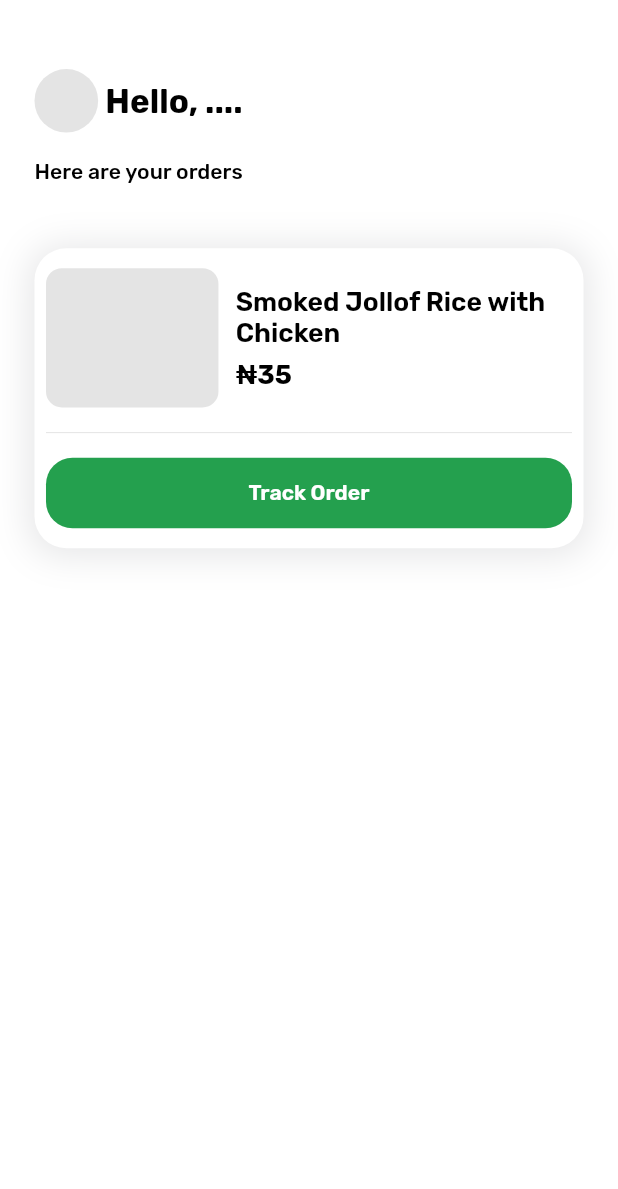
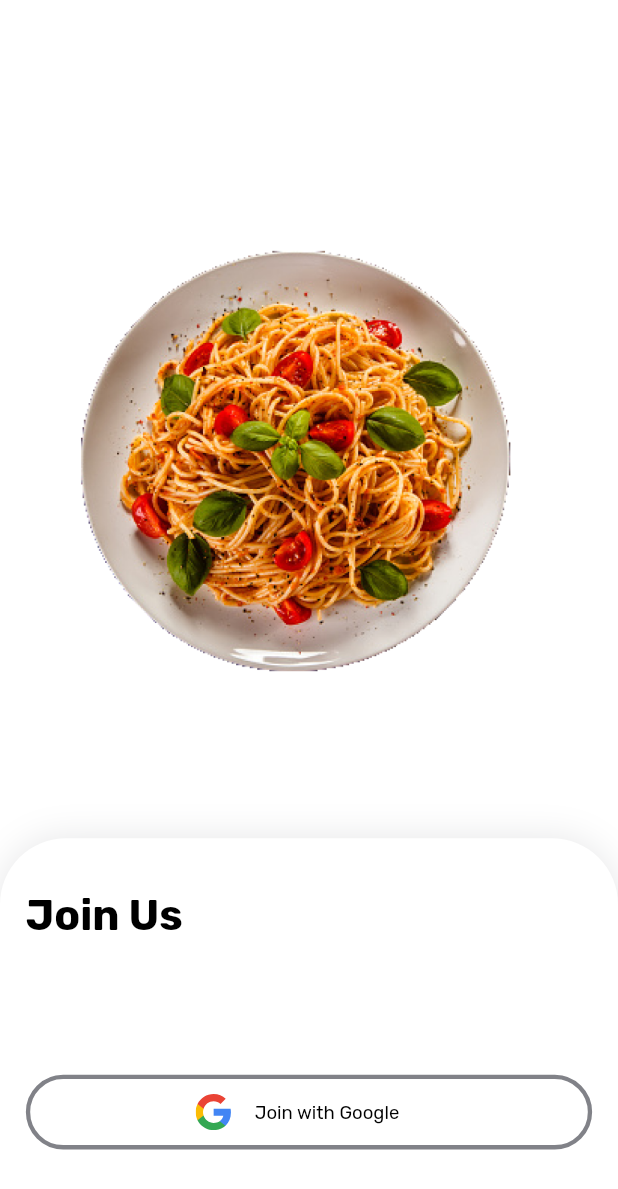
Before and after one commit to Donkelv/order-tracker, a Flutter app: the screen it shows after launch, on a phone screen of 412 x 824 dp. Shown: the top 1189 px of the screen. Run offline on Flutter 3.47's test engine with Material 2 defaults, Android fonts, the phone set to English and light mode, and no system bars; our stand-ins replace connectivity_plus, dartz, firebase_auth, firebase_core, flutter_dotenv, flutter_riverpod and 7 more; missing offline and left inert: ably_flutter; accounts and stored records are empty.

Commit message:
add: google auth and tests added

```diff
--- a/lib/auth/data/datasources/google_auth.dart
+++ b/lib/auth/data/datasources/google_auth.dart
@@ -1,4 +1,5 @@
 import 'package:firebase_auth/firebase_auth.dart';
+import 'package:flutter/foundation.dart';
 import 'package:google_sign_in/google_sign_in.dart';
 import 'package:order_tracker/auth/data/datasources/igoogle_auth.dart';
 import 'package:order_tracker/core/exceptions/failure.dart';
@@ -14,7 +15,6 @@ class GoogleAuth implements IGoogleAuth {
       final GoogleSignInAuthentication? googleAuth =
           await googleUser?.authentication;
 
-
       // Create a new credential
       final credential = GoogleAuthProvider.credential(
         accessToken: googleAuth?.accessToken,
@@ -24,6 +24,9 @@ class GoogleAuth implements IGoogleAuth {
       // Once signed in, return the UserCredential
       return await FirebaseAuth.instance.signInWithCredential(credential);
     } catch (e) {
+      if (kDebugMode) {
+        print("The errror is $e");
+      }
       throw Failure(message: "An error occured, please try again");
     }
   }
--- /dev/null
+++ b/lib/auth/presentation/screen/join_page.dart
@@ -0,0 +1,162 @@
+import 'package:flutter/material.dart';
+import 'package:flutter/services.dart';
+import 'package:flutter_riverpod/flutter_riverpod.dart';
+import 'package:flutter_screenutil/flutter_screenutil.dart';
+import 'package:flutter_svg/svg.dart';
+import 'package:order_tracker/auth/logic/google_auth/provider.dart';
+import 'package:order_tracker/auth/logic/google_auth/state.dart';
+import 'package:order_tracker/core/constant/color_const.dart';
+import 'package:order_tracker/core/constant/image_const.dart';
+import 'package:order_tracker/core/constant/theme.dart';
+
+class JoinPage extends StatelessWidget {
+  const JoinPage({Key? key}) : super(key: key);
+
+  @override
+  Widget build(BuildContext context) {
+    Size size = MediaQuery.of(context).size;
+    return AnnotatedRegion<SystemUiOverlayStyle>(
+      value: const SystemUiOverlayStyle(
+        // For Android.
+        // Use [light] for white status bar and [dark] for black status bar.
+        statusBarIconBrightness: Brightness.dark,
+        // For iOS.
+        // Use [dark] for white status bar and [light] for black status bar.
+        statusBarBrightness: Brightness.light,
+        statusBarColor: ColorConsts.white,
+      ),
+      child: Scaffold(
+        backgroundColor: ColorConsts.white,
+        body: Container(
+          width: size.width,
+          height: size.height,
+          color: ColorConsts.white,
+          child: Stack(
+            children: [
+              Positioned(
+                top: 150.0.h,
+                left: size.width * 0.1,
+                child: SizedBox(
+                  height: 400.0.h,
+                  width: 400.0.w,
+                  child: Image.asset(
+                    ImageConst().foodImage,
+                    fit: BoxFit.scaleDown,
+                  ),
+                ),
+              ),
+              Align(
+                alignment: Alignment.bottomCenter,
+                child: Container(
+                  decoration: BoxDecoration(
+                    color: ColorConsts.white,
+                    borderRadius: BorderRadius.only(
+                      topLeft: Radius.circular(50.0.r),
+                      topRight: Radius.circular(50.0.r),
+                    ),
+                    boxShadow: const [
+                      BoxShadow(
+                        color: Color(0x33818288),
+                        blurRadius: 20,
+                      )
+                    ],
+                  ),
+                  height: 300.0.h,
+                  width: size.width,
+                  child: Padding(
+                    padding: EdgeInsets.symmetric(
+                        vertical: 20.0.h, horizontal: 18.0.w),
+                    child: Column(
+                      mainAxisAlignment: MainAxisAlignment.start,
+                      crossAxisAlignment: CrossAxisAlignment.start,
+                      children: [
+                        20.0.verticalSpace,
+                        Text(
+                          "Join Us",
+                          style: largestTextRubik(),
+                        ),
+                        100.0.verticalSpace,
+                        Consumer(builder: (context, ref, child) {
+                          return CustonGoogleBtn(
+                            isLoading: ref.watch(googleAuthStateProvider).isLoading,
+                            size: size,
+                            onTap: () {
+                              ref
+                                  .watch(googleAuthStateProvider.notifier)
+                                  .googleAuth(context: context);
+                            },
+                          );
+                        }),
+                      ],
+                    ),
+                  ),
+                ),
+              )
+            ],
+          ),
+        ),
+      ),
+    );
+  }
+}
+
+class CustonGoogleBtn extends StatelessWidget {
+  final void Function()? onTap;
+  final bool? isLoading;
+  const CustonGoogleBtn({
+    super.key,
+    required this.size,
+    this.onTap, this.isLoading,
+  });
+
+  final Size size;
+
+  @override
+  Widget build(BuildContext context) {
+    return Container(
+      width: size.width,
+      decoration: BoxDecoration(
+        color: ColorConsts.white,
+        border: Border.all(
+          color: ColorConsts.neutral,
+          width: 3.0.w,
+        ),
+        borderRadius: BorderRadius.circular(50.0.r),
+      ),
+      child: Material(
+        type: MaterialType.transparency,
+        child: InkWell(
+          borderRadius: BorderRadius.circular(50.0.r),
+          onTap: onTap,
+          child: Padding(
+            padding: const EdgeInsets.all(10.0),
+            child: AnimatedSize(
+              duration: const Duration(milliseconds: 300),
+              child: Row(
+                mainAxisAlignment: MainAxisAlignment.center,
+                crossAxisAlignment: CrossAxisAlignment.center,
+                children: [
+                  SvgPicture.asset(ImageConst().googleIcon),
+                  16.0.horizontalSpace,
+                  Text(
+                    "Join with Google",
+                    style: normalTextRubik(),
+                  ),
+                  16.0.horizontalSpace,
+                  if(isLoading == true)
+                  SizedBox(
+                    height: 20.0.h,
+                    width: 20.0.w,
+                    child: const CircularProgressIndicator.adaptive(
+                      valueColor:  AlwaysStoppedAnimation<Color>(ColorConsts.black),
+                    ),
+                  )
+                ],
+              ),
+            ),
+          ),
+        ),
+      ),
+    );
+  }
+}
--- a/lib/core/constant/image_const.dart
+++ b/lib/core/constant/image_const.dart
@@ -4,4 +4,10 @@ class ImageConst {
   String currentOrderIcon = StringExtensions("current_order").svg;
   String prevOrderIcon = StringExtensions("prev_order").svg;
   String orderPlacedIcon = StringExtensions("order_placed").svg;
+  String googleIcon = StringExtensions("google").svg;
+
+
+
+  ///PNG
+  String foodImage = StringExtensions("food").png;
 }
--- a/lib/main.dart
+++ b/lib/main.dart
@@ -1,13 +1,25 @@
+import 'dart:io';
+import 'package:firebase_core/firebase_core.dart';
+import 'package:hive_flutter/hive_flutter.dart';
+import 'package:order_tracker/core/constant/hive_const.dart';
+import 'package:order_tracker/core/enities/hive_entities/user_entity.dart';
+// ignore: depend_on_referenced_packages
+import 'package:path_provider/path_provider.dart' as path;
 import 'package:flutter/material.dart';
 import 'package:flutter/services.dart';
 import 'package:flutter_dotenv/flutter_dotenv.dart';
 import 'package:flutter_riverpod/flutter_riverpod.dart';
 import 'package:flutter_screenutil/flutter_screenutil.dart';
-import 'package:order_tracker/order_tracker/presentation/screen/home.dart';
+import 'package:order_tracker/auth/presentation/screen/join_page.dart';
 
 void main() async {
   WidgetsFlutterBinding.ensureInitialized();
+  await Firebase.initializeApp();
   await dotenv.load(fileName: ".env");
+  Directory directory = await path.getApplicationSupportDirectory();
+  Hive.registerAdapter(UserHiveAdapter());
+  Hive.init(directory.path);
+  await Hive.openBox<UserHive>(HiveConst.userDetailsBox);
   runApp(const MyApp());
 }
 
@@ -36,7 +48,7 @@ class MyApp extends StatelessWidget {
             theme: ThemeData(
               primarySwatch: Colors.green,
             ),
-            home: const HomeScreen(),
+            home: const JoinPage(),
           );
         },
       ),
--- a/lib/order_tracker/logic/state.dart
+++ b/lib/order_tracker/logic/state.dart
@@ -10,4 +10,5 @@ class AblyState with _$AblyState {
   const factory AblyState.orderInProgress(Message orderStatus) =
       _OrderInProgress;
   const factory AblyState.error(String error) = _Error;
+  const factory AblyState.unknownStatus() = _Unknown;
 }
--- a/lib/order_tracker/presentation/widgets/custom_order_widget.dart
+++ b/lib/order_tracker/presentation/widgets/custom_order_widget.dart
@@ -66,7 +66,7 @@ class _CustomOrderWidgetState extends State<CustomOrderWidget> {
                       ),
                       8.0.verticalSpace,
                       Text(
-                        "₦35",
+                        "N35",
                         style: semiLargeTextRubik()
                             .copyWith(fontWeight: FontWeight.w700),
                       ),
@@ -86,7 +86,7 @@ class _CustomOrderWidgetState extends State<CustomOrderWidget> {
               onTap: () {
                 Navigator.push(
                   context,
-                  MaterialPageRoute(builder: (context) => OrderTrackPage()),
+                  MaterialPageRoute(builder: (context) => const OrderTrackPage()),
                 );
               },
             ),
--- a/pubspec.yaml
+++ b/pubspec.yaml
@@ -49,6 +49,10 @@ dependencies:
   flutter_screenutil: ^5.9.0
   flutter_svg: ^2.0.9
   intl: ^0.18.1
+  fluttertoast: ^8.2.4
+  hive_flutter: ^1.1.0
+  hive_generator: ^2.0.1
+  mockito: ^5.4.2
 
 dev_dependencies:
   flutter_test:
```
Also changed, not shown: lib/auth/logic/google_auth/notifier.dart (+24 -1 lines), lib/core/constant/hive_const.dart (added, +9 -0 lines), lib/core/constant/toast.dart (added, +14 -0 lines), lib/core/enities/hive_entities/user_entity.dart (added, +21 -0 lines), lib/order_tracker/logic/notifier.dart (+8 -7 lines), lib/order_tracker/presentation/screen/home.dart (+23 -6 lines), lib/order_tracker/presentation/screen/order_track.dart (+23 -13 lines), assets/png/food.png (added), assets/svg/google.svg (added), lib/core/constant/date_time_formatter.dart (renamed from lib/core/date_time_formatter.dart), lib/core/enities/hive_entities/user_entity.g.dart (added), lib/order_tracker/logic/state.freezed.dart, pubspec.lock, 5 other files.
